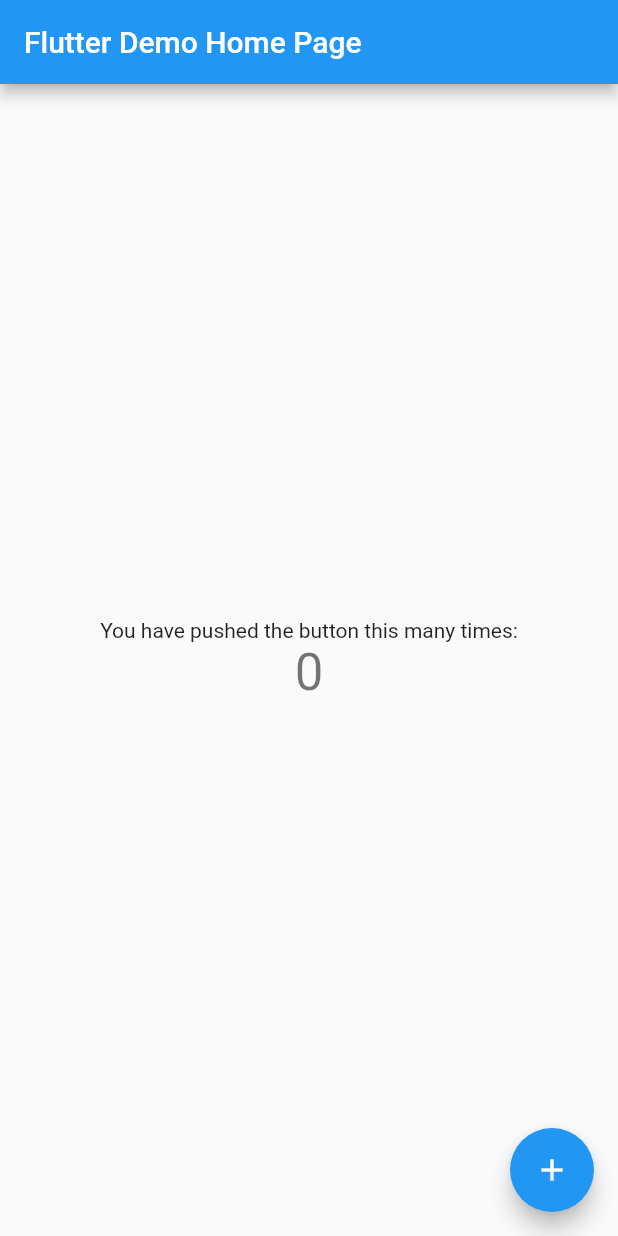
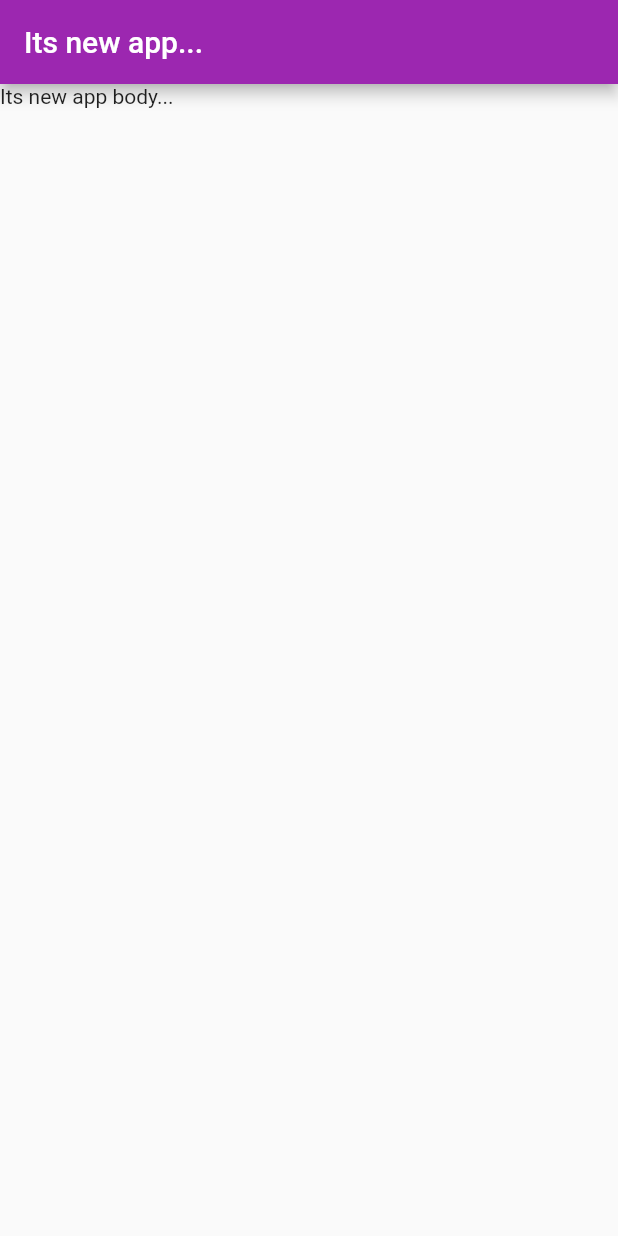
Before and after one commit to vijaydevelops/flutter_application_tutorials, a Flutter app: the screen it shows after launch, on a phone screen of 412 x 824 dp. Run offline on Flutter 3.47's test engine with Material 2 defaults, Android fonts, the phone set to English and light mode, and no system bars.

Commit message:
chapter 1

```diff
--- a/lib/main.dart
+++ b/lib/main.dart
@@ -1,115 +1,51 @@
+import 'package:flutter/widgets.dart';
 import 'package:flutter/material.dart';
+import 'package:flutter/cupertino.dart';
 
-void main() {
-  runApp(const MyApp());
+void main(List<String> args) {
+  // WidgetApp - no in built designs much
+  // Material App
+  // Cupertino App (human interface design just like in ios)
+  /// can be passed to runApp
+
+  // runApp(WidgetsApp(color: color));
+  // runApp(MaterialApp());
+  // runApp(CupertinoApp());
+
+  /*
+  runApp(MaterialApp(
+    home: Container(
+      color: Colors.amber,
+      child: Text("Hi Flutter demo"),
+    ),
+  ));
+  */
+
+  runApp(MaterialApp(
+    home: HomePage(),
+    theme: ThemeData(primarySwatch: Colors.purple),
+  ));
 }
 
-class MyApp extends StatelessWidget {
-  const MyApp({super.key});
+class HomePage extends StatelessWidget {
+  const HomePage({super.key});
 
-  // This widget is the root of your application.
   @override
   Widget build(BuildContext context) {
-    return MaterialApp(
-      title: 'Flutter Demo',
-      theme: ThemeData(
-        // This is the theme of your application.
-        //
-        // Try running your application with "flutter run". You'll see the
-        // application has a blue toolbar. Then, without quitting the app, try
-        // changing the primarySwatch below to Colors.green and then invoke
-        // "hot reload" (press "r" in the console where you ran "flutter run",
-        // or simply save your changes to "hot reload" in a Flutter IDE).
-        // Notice that the counter didn't reset back to zero; the application
-        // is not restarted.
-        primarySwatch: Colors.blue,
+    /*
+    return Container(
+      color: Colors.amber,
+      child: Text("Hi Flutter super demo"),
+    );
+    */
+    // using another widget
+    return Scaffold(
+      appBar: AppBar(
+        title: Text("Its new app..."),
       ),
-      home: const MyHomePage(title: 'Flutter Demo Home Page'),
+      body: Container(
+        child: Text("Its new app body..."),
+      ),
     );
   }
 }
-
-class MyHomePage extends StatefulWidget {
-  const MyHomePage({super.key, required this.title});
-
-  // This widget is the home page of your application. It is stateful, meaning
-  // that it has a State object (defined below) that contains fields that affect
-  // how it looks.
-
-  // This class is the configuration for the state. It holds the values (in this
-  // case the title) provided by the parent (in this case the App widget) and
-  // used by the build method of the State. Fields in a Widget subclass are
-  // always marked "final".
-
-  final String title;
-
-  @override
-  State<MyHomePage> createState() => _MyHomePageState();
-}
-
-class _MyHomePageState extends State<MyHomePage> {
-  int _counter = 0;
-
-  void _incrementCounter() {
-    setState(() {
-      // This call to setState tells the Flutter framework that something has
-      // changed in this State, which causes it to rerun the build method below
-      // so that the display can reflect the updated values. If we changed
-      // _counter without calling setState(), then the build method would not be
-      // called again, and so nothing would appear to happen.
-      _counter++;
-    });
-  }
-
-  @override
-  Widget build(BuildContext context) {
-    // This method is rerun every time setState is called, for instance as done
-    // by the _incrementCounter method above.
-    //
-    // The Flutter framework has been optimized to make rerunning build methods
-    // fast, so that you can just rebuild anything that needs updating rather
-    // than having to individually change instances of widgets.
-    return Scaffold(
-      appBar: AppBar(
-        // Here we take the value from the MyHomePage object that was created by
-        // the App.build method, and use it to set our appbar title.
-        title: Text(widget.title),
-      ),
-      body: Center(
-        // Center is a layout widget. It takes a single child and positions it
-        // in the middle of the parent.
-        child: Column(
-          // Column is also a layout widget. It takes a list of children and
-          // arranges them vertically. By default, it sizes itself to fit its
-          // children horizontally, and tries to be as tall as its parent.
-          //
-          // Invoke "debug painting" (press "p" in the console, choose the
-          // "Toggle Debug Paint" action from the Flutter Inspector in Android
-          // Studio, or the "Toggle Debug Paint" command in Visual Studio Code)
-          // to see the wireframe for each widget.
-          //
-          // Column has various properties to control how it sizes itself and
-          // how it positions its children. Here we use mainAxisAlignment to
-          // center the children vertically; the main axis here is the vertical
-          // axis because Columns are vertical (the cross axis would be
-          // horizontal).
-          mainAxisAlignment: MainAxisAlignment.center,
-          children: <Widget>[
-            const Text(
-              'You have pushed the button this many times:',
-            ),
-            Text(
-              '$_counter',
-              style: Theme.of(context).textTheme.headline4,
-            ),
-          ],
-        ),
-      ),
-      floatingActionButton: FloatingActionButton(
-        onPressed: _incrementCounter,
-        tooltip: 'Increment',
-        child: const Icon(Icons.add),
-      ), // This trailing comma makes auto-formatting nicer for build methods.
-    );
-  }
-}
```
